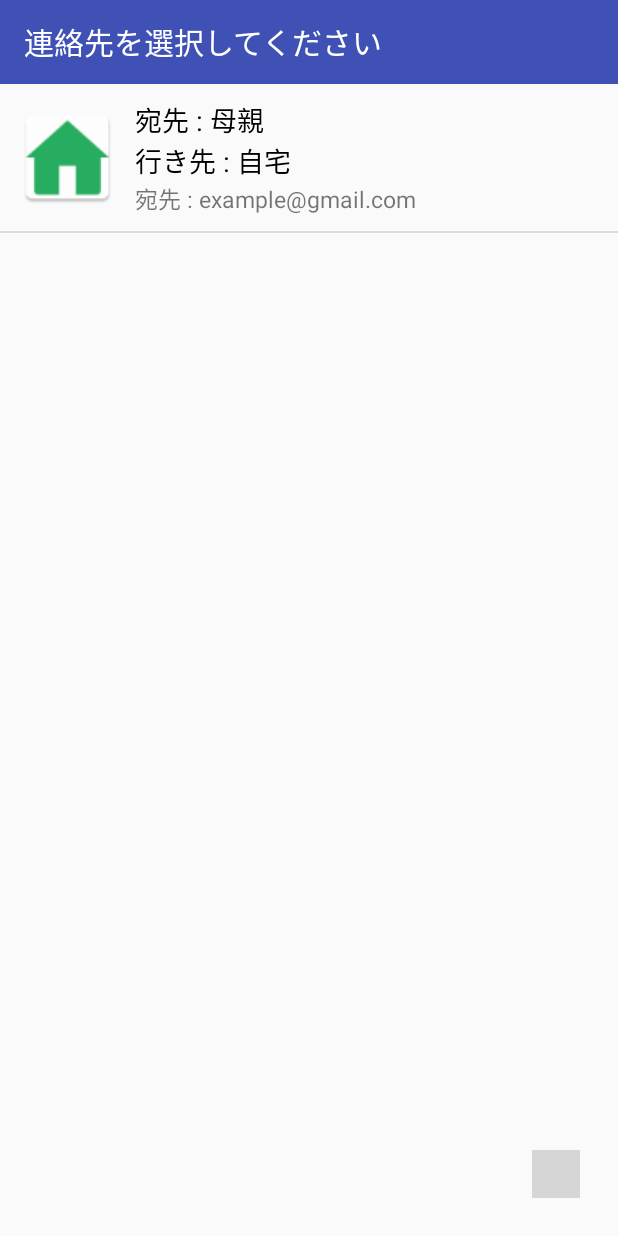
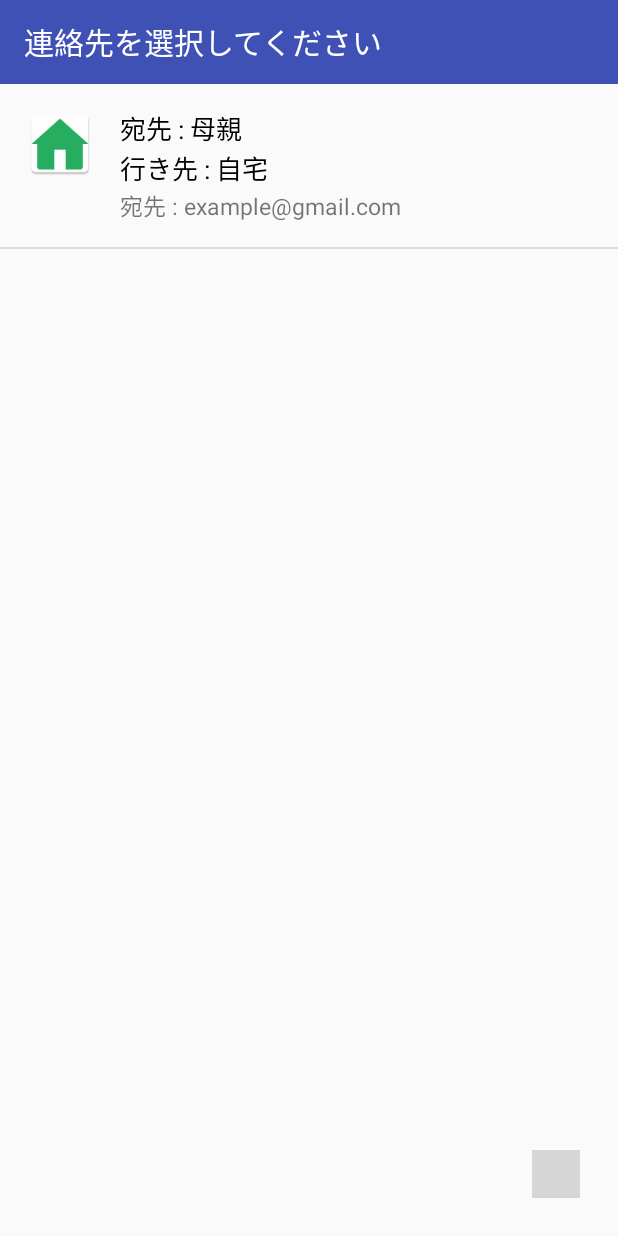
Before and after one commit to Dai1678/ReturnTimesApp, an Android app: the screen it shows after launch (HomeActivity), on a phone screen of 412 x 824 dp. Run offline under Robolectric (Android 15) with nearby library versions, the phone set to English and light mode, and no system bars; libraries missing offline, so code that uses them is left out: com.gc.materialdesign; plain views replace ButtonFloat; 4 statements that could not run were skipped; grey boxes are pictures that could not be loaded.

Commit message:
custom_list_item 調整

```diff
--- a/app/src/main/res/layout/custom_list_item.xml
+++ b/app/src/main/res/layout/custom_list_item.xml
@@ -3,27 +3,27 @@
     android:orientation="horizontal"
     android:layout_width="match_parent"
     android:layout_height="wrap_content"
-    >
+    android:padding="16dp">
 
     <ImageView
         android:id="@+id/thumbnail"
-        android:layout_width="70dp"
-        android:layout_height="70dp"
-        android:layout_gravity="center"
-        android:layout_marginLeft="10dp"/>
+        android:layout_width="wrap_content"
+        android:layout_height="wrap_content"
+        android:src="@mipmap/ic_launcher"
+        android:layout_marginRight="16dp"/>
 
     <LinearLayout
-        android:layout_width="match_parent"
+        android:layout_width="0dp"
         android:layout_height="wrap_content"
         android:orientation="vertical"
-        android:layout_margin="10dp">
+        android:layout_weight="1">
 
         <TextView
             android:layout_width="wrap_content"
             android:layout_height="match_parent"
             android:id="@+id/addressName"
             android:text="宛先 : 母親"
-            android:textSize="18sp"
+            android:textSize="17sp"
             android:textColor="#000"/>
 
         <TextView
@@ -31,15 +31,13 @@
             android:layout_width="match_parent"
             android:layout_height="wrap_content"
             android:textColor="#000"
-            android:gravity="center_vertical"
             android:text="行き先 : 家"
-            android:textSize="18sp"/>
+            android:textSize="17sp"/>
 
         <TextView
             android:id="@+id/addressMail"
             android:layout_width="match_parent"
             android:layout_height="wrap_content"
-            android:gravity="center_vertical"
             android:text="メール : example@gmail.com"
             android:textSize="15sp"/>
     </LinearLayout>
```
Also changed, not shown: app/src/main/java/org/t_robop/returntimesapp/SettingProfileActivity.java (added, +13 -0 lines), app/src/main/res/layout/activity_setting_profile.xml (added, +10 -0 lines).
